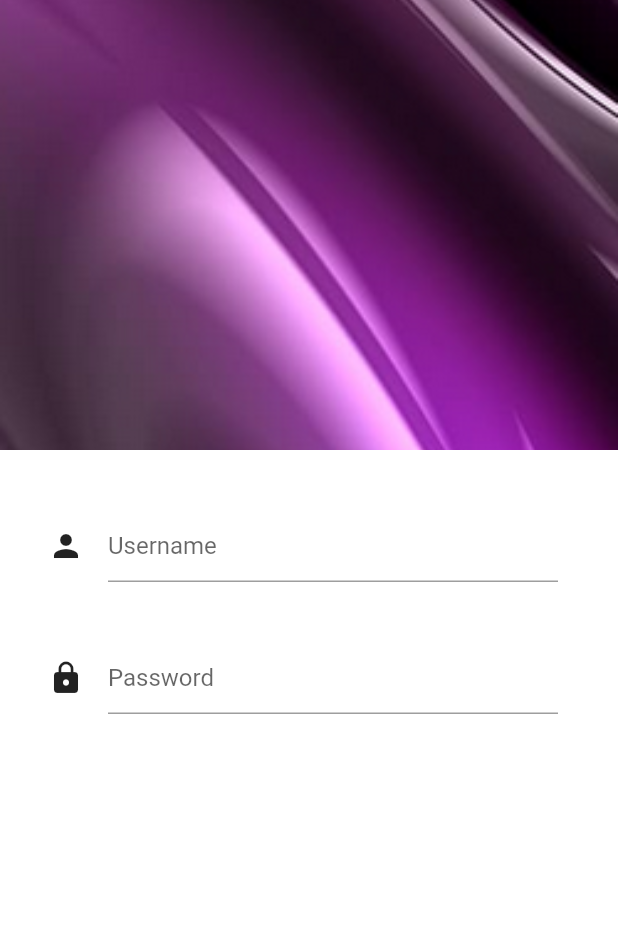
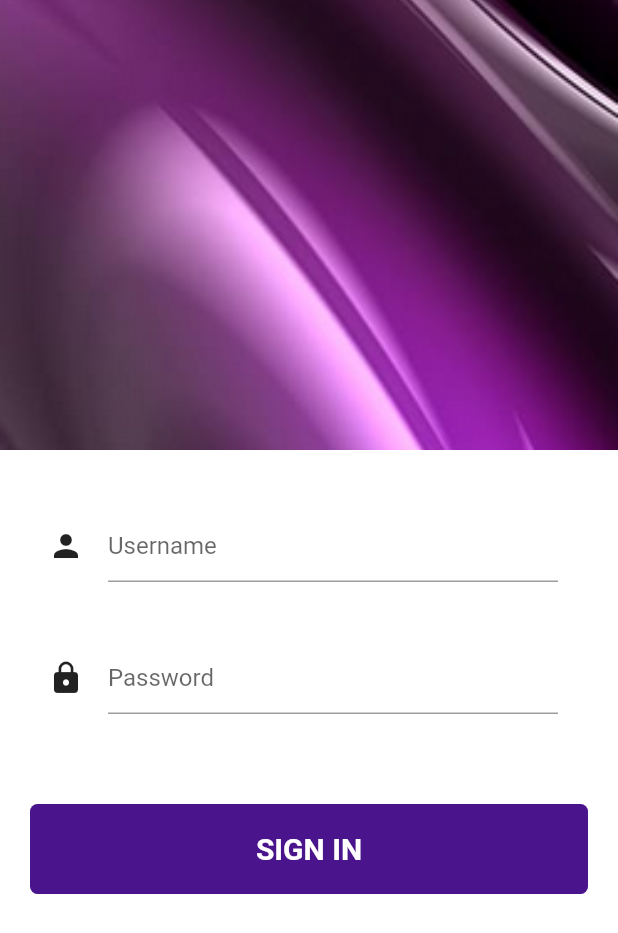
Before and after one commit to Nicoale/pickyFlutter, a Flutter app: the SignUpScreen screen opened directly, on a phone screen of 412 x 824 dp. Shown: the top 933 px of the screen. Run offline on Flutter 3.47's test engine with Material 2 defaults, Android fonts, the phone set to English and light mode, and no system bars.

Commit message:
sign in button

```diff
--- a/lib/Screens/SignUpScreen.dart
+++ b/lib/Screens/SignUpScreen.dart
@@ -10,51 +10,63 @@ class _SignUpScreenState extends State<SignUpScreen> {
   Widget build(BuildContext context) {
     return Scaffold(
       backgroundColor: Colors.white,
-      body: ListView(
-        children: <Widget>[
+      body: ListView(children: <Widget>[
         Container(
             height: 300,
             decoration: BoxDecoration(
-              image: DecorationImage(image: AssetImage('assets/img/lighterDark.png'), fit: BoxFit.cover)
-            )
+                image: DecorationImage(
+                    image: AssetImage('assets/img/lighterDark.png'),
+                    fit: BoxFit.cover))),
+        SizedBox(
+          height: 20,
         ),
-          SizedBox(
-            height:20,
-          ),
-          Padding (
-            padding : const EdgeInsets.all(20),
+        Padding(
+            padding: const EdgeInsets.all(20),
             child: Row(
               children: <Widget>[
-                IconButton(icon: Icon(Icons.person), onPressed: (){}),
-                Expanded(child:
-                Container(
+                IconButton(icon: Icon(Icons.person), onPressed: () {}),
+                Expanded(
+                    child: Container(
                         margin: EdgeInsets.only(left: 4, right: 20),
                         child: TextField(
-                    decoration: InputDecoration(
-                      hintText: 'Username'
-                    ),
+                          decoration: InputDecoration(hintText: 'Username'),
                         )))
               ],
-            )
-          ),
-                   Padding (
-            padding : const EdgeInsets.all(20),
+            )),
+        Padding(
+            padding: const EdgeInsets.all(20),
             child: Row(
               children: <Widget>[
-                IconButton(icon: Icon(Icons.lock), onPressed: (){}),
-                Expanded(child:
-                Container(
+                IconButton(icon: Icon(Icons.lock), onPressed: () {}),
+                Expanded(
+                    child: Container(
                         margin: EdgeInsets.only(left: 4, right: 20),
                         child: TextField(
-                    decoration: InputDecoration(
-                      hintText: 'Password'
-                    ),
+                          decoration: InputDecoration(hintText: 'Password'),
                         )))
               ],
+            )),
+        SizedBox(
+          height: 20,
+        ),
+        Padding(
+          padding: const EdgeInsets.all(20.0),
+          child: ClipRRect(
+            borderRadius: BorderRadius.circular(5),
+            child: Container(
+                height: 60,
+                child: RaisedButton(
+                  onPressed: () {},
+                  color: Color(0xFF4A148C),
+                  child: Text('SIGN IN',
+                      style: TextStyle(
+                          color: Colors.white,
+                          fontWeight: FontWeight.bold,
+                          fontSize: 20)),
+                )),
+          ),
         )
-          )
-        ]
-      ),
+      ]),
     );
   }
 }
```
Lines whose indentation alone changed are shown as unchanged.
